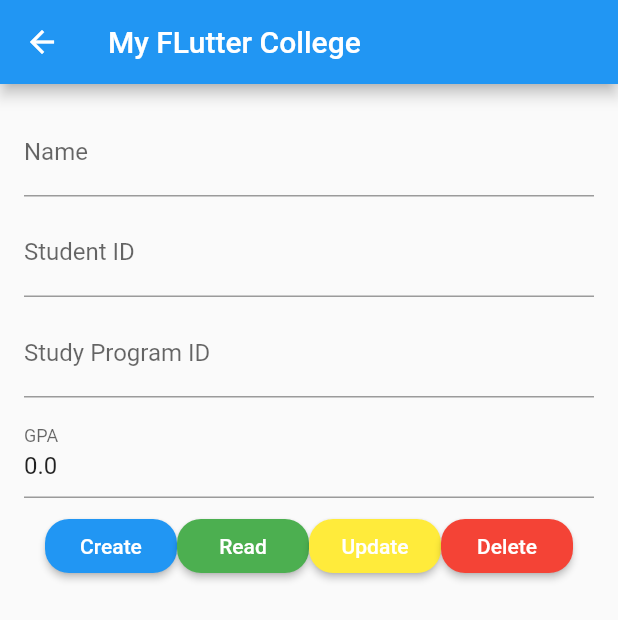
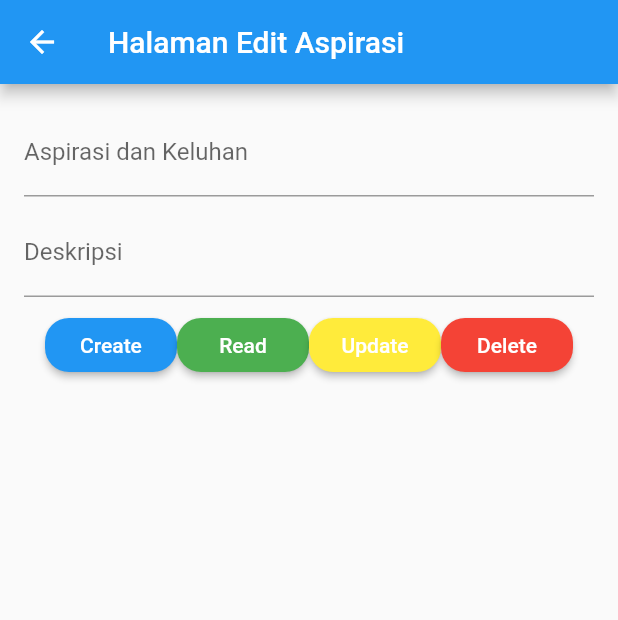
Before and after one commit to reza173040113/hmtif, a Flutter app: the EditAspirasi screen opened directly with empty values, on a phone screen of 412 x 824 dp. Shown: the top 620 px of the screen. Run offline on Flutter 3.47's test engine with Material 2 defaults, Android fonts, the phone set to English and light mode, and no system bars; our stand-ins replace cloud_firestore, curved_navigation_bar, firebase_auth, firebase_core, simple_animations; accounts and stored records are empty.

```diff
--- a/lib/HalamanEditAspirasi.dart
+++ b/lib/HalamanEditAspirasi.dart
@@ -19,17 +19,16 @@ Future<void> main() async {
 }
 
 class EditAspirasi extends StatefulWidget {
-  final String name, studentId, studyProgramId, documentId;
+  final String name, deskripsi, documentId;
   // final bool isEdit;
 
-  final double studentGpa;
+  final int jumlahLike;
   EditAspirasi({
     // @required this.isEdit,
     @required this.documentId,
     @required this.name,
-    @required this.studentId,
-    @required this.studyProgramId,
-    @required this.studentGpa,
+    @required this.deskripsi,
+    @required this.jumlahLike,
   });
   // EditAspirasi(
   //     String name, String studentId, String studyProgramId, double studentGpa) {
@@ -49,9 +48,9 @@ class EditAspirasi extends StatefulWidget {
 
 class _EditAspirasiState extends State<EditAspirasi> {
   TextEditingController controllerName = TextEditingController();
-  TextEditingController controllerStudentId = TextEditingController();
-  TextEditingController controllerStudyProgramId = TextEditingController();
-  TextEditingController controllerStudentGpa = TextEditingController();
+  TextEditingController controllerDeskripsi = TextEditingController();
+  // TextEditingController controllerStudyProgramId = TextEditingController();
+  // TextEditingController controllerStudentGpa = TextEditingController();
   String name, studentId, studyProgramId;
   double studentGpa;
   getStudentName(name) {
@@ -149,9 +148,9 @@ class _EditAspirasiState extends State<EditAspirasi> {
     // controllerStudentGpa = new TextEditingController(
     //     text: widget.MyStudent.data()["studentGpa"].toString());
     controllerName.text = widget.name.toString();
-    controllerStudentId.text = widget.studentId.toString();
-    controllerStudyProgramId.text = widget.studyProgramId.toString();
-    controllerStudentGpa.text = widget.studentGpa.toString();
+    controllerDeskripsi.text = widget.deskripsi.toString();
+    // controllerStudyProgramId.text = widget.studyProgramId.toString();
+    // controllerStudentGpa.text = widget.studentGpa.toString();
 
     // controllerStudentId = new TextEditingController(
     //     text: widget.studentId
@@ -179,7 +178,7 @@ class _EditAspirasiState extends State<EditAspirasi> {
     return Scaffold(
         resizeToAvoidBottomPadding: false,
         appBar: AppBar(
-          title: Text("My FLutter College"),
+          title: Text("Halaman Edit Aspirasi"),
         ),
         body: Container(
           child: Padding(
@@ -191,7 +190,7 @@ class _EditAspirasiState extends State<EditAspirasi> {
                   child: TextFormField(
                     controller: controllerName,
                     decoration: InputDecoration(
-                        labelText: "Name",
+                        labelText: "Aspirasi dan Keluhan",
                         fillColor: Colors.white,
                         focusedBorder: OutlineInputBorder(
                             borderSide:
@@ -204,9 +203,9 @@ class _EditAspirasiState extends State<EditAspirasi> {
                 Padding(
                   padding: EdgeInsets.only(bottom: 8),
                   child: TextFormField(
-                    controller: controllerStudentId,
+                    controller: controllerDeskripsi,
                     decoration: InputDecoration(
-                        labelText: "Student ID",
+                        labelText: "Deskripsi",
                         fillColor: Colors.white,
                         focusedBorder: OutlineInputBorder(
                             borderSide:
@@ -216,36 +215,36 @@ class _EditAspirasiState extends State<EditAspirasi> {
                     },
                   ),
                 ),
-                Padding(
-                  padding: EdgeInsets.only(bottom: 8),
-                  child: TextFormField(
-                    controller: controllerStudyProgramId,
-                    decoration: InputDecoration(
-                        labelText: "Study Program ID",
-                        fillColor: Colors.white,
-                        focusedBorder: OutlineInputBorder(
-                            borderSide:
-                                BorderSide(color: Colors.blue, width: 2.0))),
-                    onChanged: (String studyProgramId) {
-                      getStudyProgramId(studyProgramId);
-                    },
-                  ),
-                ),
-                Padding(
-                  padding: EdgeInsets.only(bottom: 8),
-                  child: TextFormField(
-                    controller: controllerStudentGpa,
-                    decoration: InputDecoration(
-                        labelText: "GPA",
-                        fillColor: Colors.white,
-                        focusedBorder: OutlineInputBorder(
-                            borderSide:
-                                BorderSide(color: Colors.blue, width: 2.0))),
-                    onChanged: (String gpa) {
-                      getStudentGpa(gpa);
-                    },
-                  ),
-                ),
+                // Padding(
+                //   padding: EdgeInsets.only(bottom: 8),
+                //   child: TextFormField(
+                //     controller: controllerStudyProgramId,
+                //     decoration: InputDecoration(
+                //         labelText: "Study Program ID",
+                //         fillColor: Colors.white,
+                //         focusedBorder: OutlineInputBorder(
+                //             borderSide:
+                //                 BorderSide(color: Colors.blue, width: 2.0))),
+                //     onChanged: (String studyProgramId) {
+                //       getStudyProgramId(studyProgramId);
+                //     },
+                //   ),
+                // ),
+                // Padding(
+                //   padding: EdgeInsets.only(bottom: 8),
+                //   child: TextFormField(
+                //     controller: controllerStudentGpa,
+                //     decoration: InputDecoration(
+                //         labelText: "GPA",
+                //         fillColor: Colors.white,
+                //         focusedBorder: OutlineInputBorder(
+                //             borderSide:
+                //                 BorderSide(color: Colors.blue, width: 2.0))),
+                //     onChanged: (String gpa) {
+                //       getStudentGpa(gpa);
+                //     },
+                //   ),
+                // ),
                 SingleChildScrollView(
                   scrollDirection: Axis.horizontal,
                   child: Row(
@@ -282,22 +281,21 @@ class _EditAspirasiState extends State<EditAspirasi> {
                             //updateData();
                             String documentId = widget.documentId;
                             String name = controllerName.text;
-                            String studentId = controllerStudentId.text;
-                            String studyProgramId =
-                                controllerStudyProgramId.text;
-                            double studentGpa = double.parse(
-                                controllerStudentGpa.text.toString());
+                            String deskripsi = controllerDeskripsi.text;
+                            // String studyProgramId =
+                            //     controllerStudyProgramId.text;
+                            // double studentGpa = double.parse(
+                            //     controllerStudentGpa.text.toString());
 
                             DocumentReference documentReference =
                                 FirebaseFirestore.instance
-                                    .collection("MyStudents")
+                                    .collection("Aspirasi")
                                     .document(
                                         documentId);
                             Map<String, dynamic> students = {
                               "name": name,
-                              "studentId": studentId,
-                              "studyProgramId": studyProgramId,
-                              "studentGpa": studentGpa,
+                              "deskripsi": deskripsi,
+                              "jumlahLike": 0,
                             };
 
                             documentReference
--- a/lib/HalamanTambahAspirasi.dart
+++ b/lib/HalamanTambahAspirasi.dart
@@ -25,38 +25,35 @@ class TambahAspirasi extends StatefulWidget {
 }
 
 class _TambahAspirasiState extends State<TambahAspirasi> {
-  String name, studentId, studyProgramId;
-  double studentGpa;
-  getStudentName(name) {
+  String name, deskripsi;
+  int jumlahLike;
+  getAspirasiName(name) {
     this.name = name;
   }
 
-  getStudentId(studentId) {
-    this.studentId = studentId;
+  getAspirasiDeskripsi(deskripsi) {
+    this.deskripsi = deskripsi;
   }
 
-  getStudyProgramId(studyProgramId) {
-    this.studyProgramId = studyProgramId;
-  }
 
-  getStudentGpa(studentGpa) {
-    this.studentGpa = double.parse(studentGpa);
+
+  getAspirasiLike(jumlahLike) {
+    this.jumlahLike = int.parse(jumlahLike);
   }
 
   Future<DocumentSnapshot> createData() async {
     await Firebase.initializeApp();
     DocumentReference documentReference =
-        Firestore.instance.collection("MyStudents").document();
+        Firestore.instance.collection("Aspirasi").document();
 
     //createMap
-    Map<String, dynamic> students = {
+    Map<String, dynamic> aspirasi = {
       "name": name,
-      "studentId": studentId,
-      "studyProgramId": studyProgramId,
-      "studentGpa": studentGpa
+      "deskripsi": deskripsi,
+      "jumlahLike": 0,
     };
 
-    documentReference.setData(students).whenComplete(() {
+    documentReference.setData(aspirasi).whenComplete(() {
       print("$name created");
     });
   }
@@ -76,23 +73,23 @@ class _TambahAspirasiState extends State<TambahAspirasi> {
         });
   }
 
-  Future<DocumentSnapshot> updateData() async {
-    await Firebase.initializeApp();
-    DocumentReference documentReference =
-        Firestore.instance.collection("MyStudents").document(name);
+  // Future<DocumentSnapshot> updateData() async {
+  //   await Firebase.initializeApp();
+  //   DocumentReference documentReference =
+  //       Firestore.instance.collection("MyStudents").document(name);
 
-    //createMap
-    Map<String, dynamic> students = {
-      "name": name,
-      "studentId": studentId,
-      "studyProgramId": studyProgramId,
-      "studentGpa": studentGpa
-    };
+  //   //createMap
+  //   Map<String, dynamic> students = {
+  //     "name": name,
+  //     "studentId": studentId,
+  //     "studyProgramId": studyProgramId,
+  //     "studentGpa": studentGpa
+  //   };
 
-    documentReference.setData(students).whenComplete(() {
-      print("$name updated");
-    });
-  }
+  //   documentReference.setData(students).whenComplete(() {
+  //     print("$name updated");
+  //   });
+  // }
 
   Future<DocumentSnapshot> deleteData() async {
     await Firebase.initializeApp();
@@ -130,7 +127,7 @@ class _TambahAspirasiState extends State<TambahAspirasi> {
     return Scaffold(
         resizeToAvoidBottomPadding: false,
         appBar: AppBar(
-          title: Text("My FLutter College"),
+          title: Text("Halaman Tambah Aspirasi"),
         ),
         body: Container(
           child: Padding(
@@ -141,13 +138,13 @@ class _TambahAspirasiState extends State<TambahAspirasi> {
                   padding: EdgeInsets.only(bottom: 8),
                   child: TextFormField(
                     decoration: InputDecoration(
-                        labelText: "Name",
+                        labelText: "Aspirasi dan Keluhan",
                         fillColor: Colors.white,
                         focusedBorder: OutlineInputBorder(
                             borderSide:
                                 BorderSide(color: Colors.blue, width: 2.0))),
                     onChanged: (String name) {
-                      getStudentName(name);
+                      getAspirasiName(name);
                     },
                   ),
                 ),
@@ -155,44 +152,44 @@ class _TambahAspirasiState extends State<TambahAspirasi> {
                   padding: EdgeInsets.only(bottom: 8),
                   child: TextFormField(
                     decoration: InputDecoration(
-                        labelText: "Student ID",
+                        labelText: "Deskripsi",
                         fillColor: Colors.white,
                         focusedBorder: OutlineInputBorder(
                             borderSide:
                                 BorderSide(color: Colors.blue, width: 2.0))),
-                    onChanged: (String studentId) {
-                      getStudentId(studentId);
+                    onChanged: (String deskripsi) {
+                      getAspirasiDeskripsi(deskripsi);
                     },
                   ),
                 ),
-                Padding(
-                  padding: EdgeInsets.only(bottom: 8),
-                  child: TextFormField(
-                    decoration: InputDecoration(
-                        labelText: "Study Program ID",
-                        fillColor: Colors.white,
-                        focusedBorder: OutlineInputBorder(
-                            borderSide:
-                                BorderSide(color: Colors.blue, width: 2.0))),
-                    onChanged: (String studyProgramId) {
-                      getStudyProgramId(studyProgramId);
-                    },
-                  ),
-                ),
-                Padding(
-                  padding: EdgeInsets.only(bottom: 8),
-                  child: TextFormField(
-                    decoration: InputDecoration(
-                        labelText: "GPA",
-                        fillColor: Colors.white,
-                        focusedBorder: OutlineInputBorder(
-                            borderSide:
-                                BorderSide(color: Colors.blue, width: 2.0))),
-                    onChanged: (String gpa) {
-                      getStudentGpa(gpa);
-                    },
-                  ),
-                ),
+                // Padding(
+                //   padding: EdgeInsets.only(bottom: 8),
+                //   child: TextFormField(
+                //     decoration: InputDecoration(
+                //         labelText: "",
+                //         fillColor: Colors.white,
+                //         focusedBorder: OutlineInputBorder(
+                //             borderSide:
+                //                 BorderSide(color: Colors.blue, width: 2.0))),
+                //     onChanged: (String studyProgramId) {
+                //       getStudyProgramId(studyProgramId);
+                //     },
+                //   ),
+                // ),
+                // Padding(
+                //   padding: EdgeInsets.only(bottom: 8),
+                //   child: TextFormField(
+                //     decoration: InputDecoration(
+                //         labelText: "GPA",
+                //         fillColor: Colors.white,
+                //         focusedBorder: OutlineInputBorder(
+                //             borderSide:
+                //                 BorderSide(color: Colors.blue, width: 2.0))),
+                //     onChanged: (String gpa) {
+                //       getStudentGpa(gpa);
+                //     },
+                //   ),
+                // ),
                 SingleChildScrollView(
                   scrollDirection: Axis.horizontal,
                   child: Row(
@@ -223,7 +220,7 @@ class _TambahAspirasiState extends State<TambahAspirasi> {
                           child: Text("Update"),
                           textColor: Colors.white,
                           onPressed: () {
-                            updateData();
+                            // updateData();
                           }),
                       RaisedButton(
                           color: Colors.red,
```
Also changed, not shown: lib/HalamanAdminAspirasi.dart (+5 -24 lines), lib/HalamanAspirasi.dart (+25 -13 lines), lib/HalamanBeranda.dart (+8 -8 lines), lib/HalamanDetailAspirasi.dart (+43 -63 lines).
